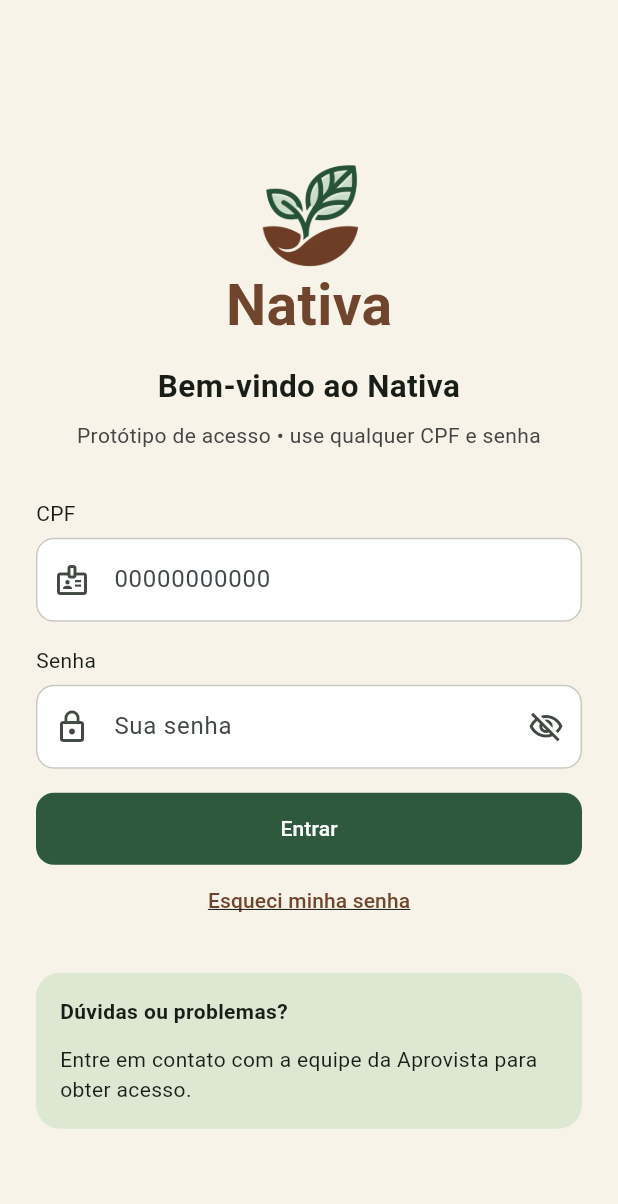
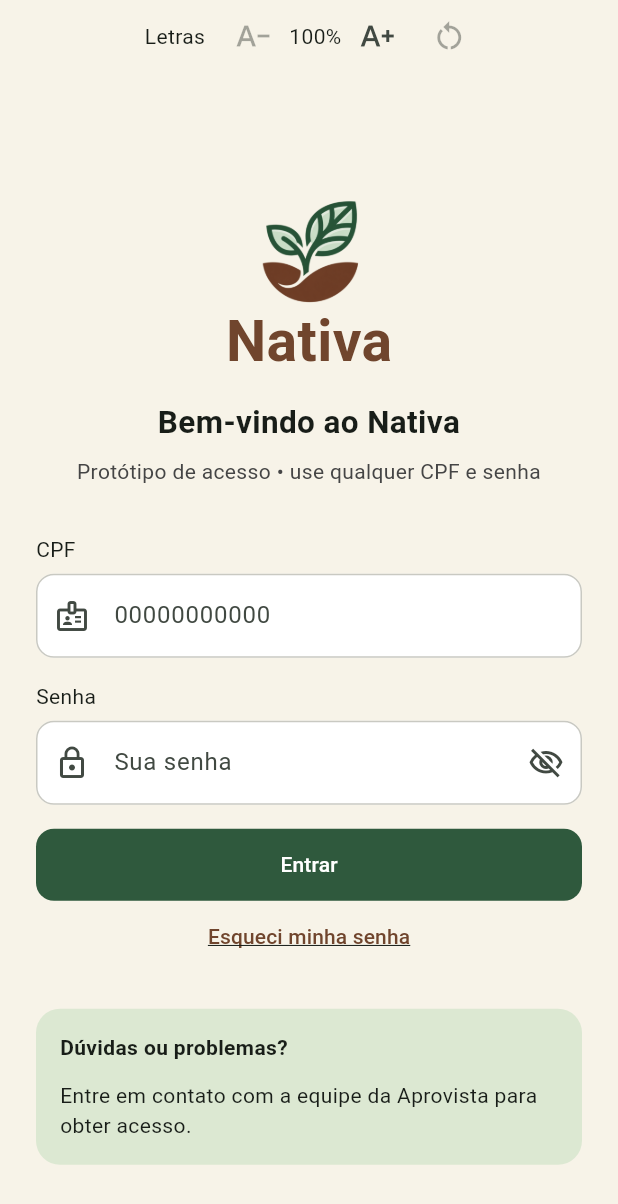
Before and after one commit to viniprati/hackathonif, a Flutter app: the screen it shows after launch, on a phone screen of 412 x 824 dp. Shown: the top 1204 px of the screen. Run offline on Flutter 3.47's test engine with Material 3 defaults, Android fonts, the phone set to English and light mode, and no system bars; our stand-ins replace pdf, printing.

Commit message:
feat: adiciona controle acessível do tamanho das letras
Aplica a ampliação também aos detalhes e diálogos, preservando a fonte
configurada no aparelho. Adapta calendário, indicadores e navegação
para leitura ampliada e verifica os fluxos em celular e desktop.

Co-authored-by: Cecilia Dumer Margon <163332009+ceciliadumer@users.noreply.github.com>
Co-authored-by: Catharine Scheffler <219723308+catharinescheffler@users.noreply.github.com>
Co-authored-by: Ana Beatriz Manga <268887972+anabeatrizmanga@users.noreply.github.com>

```diff
--- a/lib/main.dart
+++ b/lib/main.dart
@@ -5,6 +5,7 @@ import 'data/delivery_repository.dart';
 import 'ui/screens/app_shell.dart';
 import 'ui/screens/login_screen.dart';
 import 'ui/theme.dart';
+import 'ui/text_size_controls.dart';
 import 'ui/view_models/delivery_view_model.dart';
 
 void main() => runApp(const NativaApp());
@@ -21,6 +22,7 @@ class _NativaAppState extends State<NativaApp> {
     DeliveryRepository(),
   );
   bool _signedIn = false;
+  int _textSizeStep = 0;
 
   @override
   void dispose() {
@@ -33,6 +35,31 @@ class _NativaAppState extends State<NativaApp> {
         title: 'Nativa',
         debugShowCheckedModeBanner: false,
         theme: nativaTheme(),
+        builder: (context, child) {
+          final media = MediaQuery.of(context);
+          return Overlay.wrap(
+            child: Column(
+              children: [
+                TextSizeControls(
+                  step: _textSizeStep,
+                  onChanged: (step) => setState(() => _textSizeStep = step),
+                ),
+                Expanded(
+                  child: MediaQuery(
+                    data: media.copyWith(
+                      padding: media.padding.copyWith(top: 0),
+                      textScaler: ReaderTextScaler(
+                        media.textScaler,
+                        1 + _textSizeStep * 0.2,
+                      ),
+                    ),
+                    child: child!,
+                  ),
+                ),
+              ],
+            ),
+          );
+        },
         locale: const Locale('pt', 'BR'),
         supportedLocales: const [Locale('pt', 'BR')],
         localizationsDelegates: const [
--- a/lib/ui/screens/home_screen.dart
+++ b/lib/ui/screens/home_screen.dart
@@ -287,9 +287,9 @@ class _CalendarCard extends StatelessWidget {
               shrinkWrap: true,
               physics: const NeverScrollableScrollPhysics(),
               itemCount: ((offset + days + 6) ~/ 7) * 7,
-              gridDelegate: const SliverGridDelegateWithFixedCrossAxisCount(
+              gridDelegate: SliverGridDelegateWithFixedCrossAxisCount(
                 crossAxisCount: 7,
-                mainAxisExtent: 43,
+                mainAxisExtent: 27 + MediaQuery.textScalerOf(context).scale(16),
               ),
               itemBuilder: (context, index) {
                 final day = index - offset + 1;
--- /dev/null
+++ b/lib/ui/text_size_controls.dart
@@ -0,0 +1,72 @@
+import 'package:flutter/material.dart';
+
+/// Combines the reader's preference with the system's text scaling curve.
+class ReaderTextScaler extends TextScaler {
+  const ReaderTextScaler(this.system, this.multiplier);
+
+  final TextScaler system;
+  final double multiplier;
+
+  @override
+  double scale(double fontSize) => system.scale(fontSize) * multiplier;
+
+  @override
+  double get textScaleFactor => scale(14) / 14;
+}
+
+class TextSizeControls extends StatelessWidget {
+  const TextSizeControls({
+    super.key,
+    required this.step,
+    required this.onChanged,
+  });
+
+  final int step;
+  final ValueChanged<int> onChanged;
+
+  @override
+  Widget build(BuildContext context) => Material(
+        color: Theme.of(context).colorScheme.surface,
+        child: SafeArea(
+          bottom: false,
+          child: Center(
+            child: Wrap(
+              crossAxisAlignment: WrapCrossAlignment.center,
+              alignment: WrapAlignment.center,
+              children: [
+                const Padding(
+                  padding: EdgeInsets.symmetric(horizontal: 8),
+                  child: Text('Letras'),
+                ),
+                IconButton(
+                  tooltip: 'Diminuir letras',
+                  onPressed: step > 0 ? () => onChanged(step - 1) : null,
+                  icon: const Icon(Icons.text_decrease),
+                  constraints:
+                      const BoxConstraints(minWidth: 48, minHeight: 48),
+                ),
+                Semantics(
+                  liveRegion: true,
+                  label: 'Tamanho das letras: ${100 + step * 20}% do aparelho',
+                  child: ExcludeSemantics(child: Text('${100 + step * 20}%')),
+                ),
+                IconButton(
+                  tooltip: 'Aumentar letras',
+                  onPressed: step < 5 ? () => onChanged(step + 1) : null,
+                  icon: const Icon(Icons.text_increase),
+                  constraints:
+                      const BoxConstraints(minWidth: 48, minHeight: 48),
+                ),
+                IconButton(
+                  tooltip: 'Restaurar tamanho das letras do aparelho',
+                  onPressed: step > 0 ? () => onChanged(0) : null,
+                  icon: const Icon(Icons.restart_alt),
+                  constraints:
+                      const BoxConstraints(minWidth: 48, minHeight: 48),
+                ),
+              ],
+            ),
+          ),
+        ),
+      );
+}
```
Also changed, not shown: lib/ui/screens/app_shell.dart (+30 -0 lines), lib/ui/screens/products_screen.dart (+26 -15 lines), lib/ui/screens/reports_screen.dart (+8 -6 lines), 4 other files.
